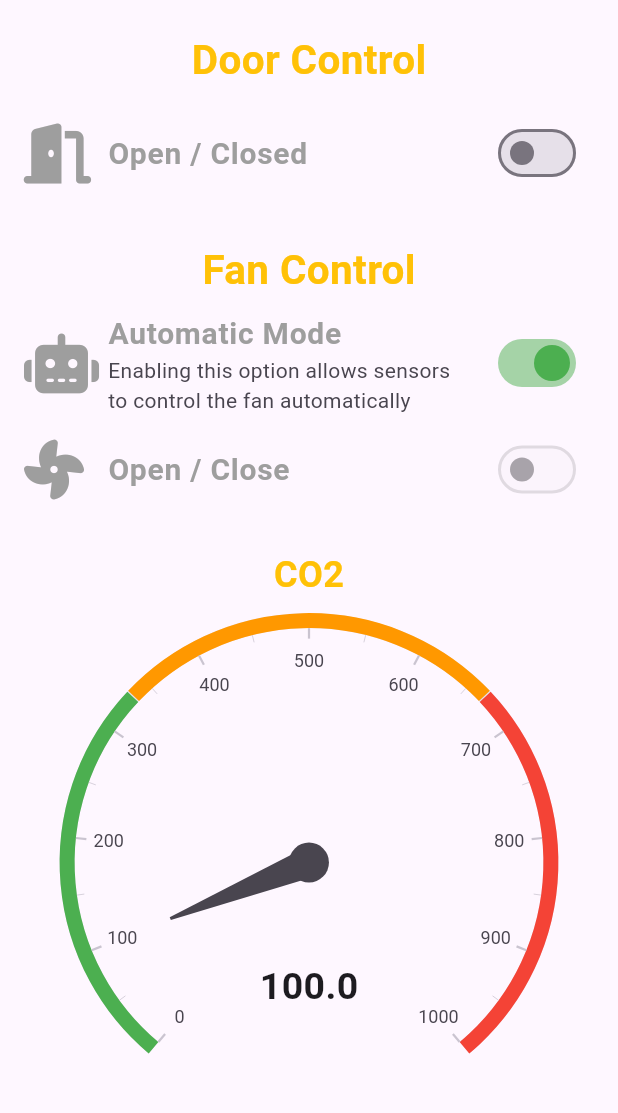
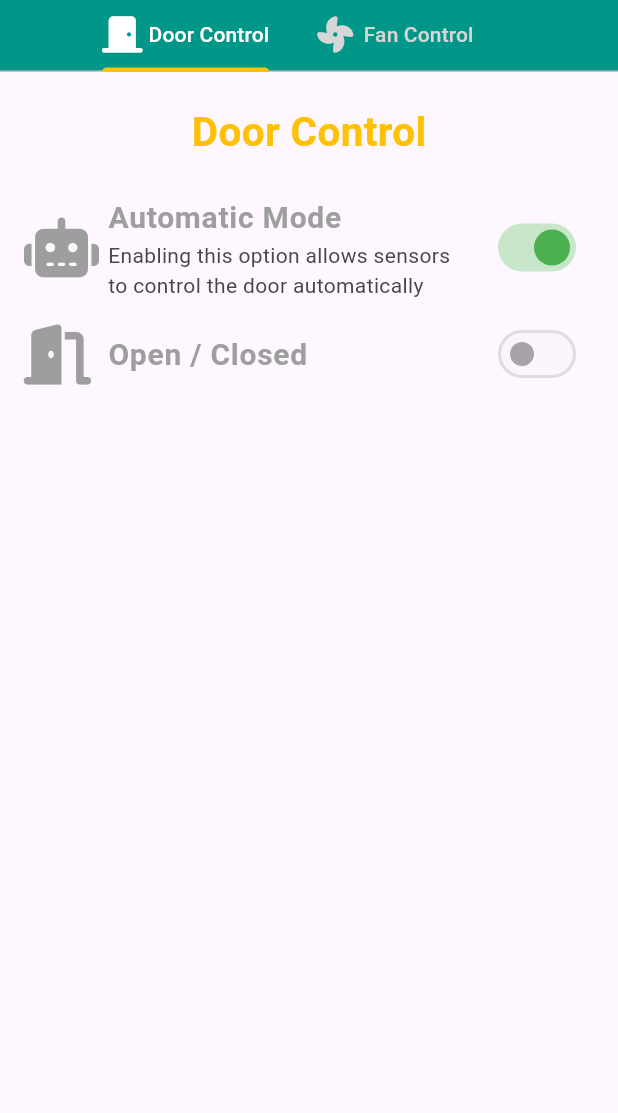
Before and after one commit to MohammadMao/parking_air_quality, a Flutter app: the screen it shows after launch, on a phone screen of 412 x 824 dp, the part 84-1197 px from its top. Run offline on Flutter 3.47's test engine with Material 3 defaults, Android fonts, the light colour scheme and no system bars; drawn by our look-alikes of syncfusion_flutter_gauges; our stand-ins replace font_awesome_flutter.

Commit message:
divide interfaces
made two separate interfaces for door and fan control

```diff
--- /dev/null
+++ b/lib/door_control.dart
@@ -0,0 +1,67 @@
+import 'package:flutter/material.dart';
+import 'package:font_awesome_flutter/font_awesome_flutter.dart'; // for Icons
+import 'functions.dart';
+
+class DoorControl extends StatefulWidget {
+  const DoorControl({super.key});
+
+  @override
+  State<DoorControl> createState() => _DoorControlState();
+}
+
+class _DoorControlState extends State<DoorControl> {
+  bool doorAutoOn = true;
+  bool doorOpened = false; // will change depending on server info
+
+  @override
+  Widget build(BuildContext context) {
+    return ListView(padding: const EdgeInsets.only(top: 20), children: [
+      Column(
+        children: [
+          const Text(
+            'Door Control',
+            style: TextStyle(
+              color: Colors.amber,
+              fontSize: 27,
+              fontWeight: FontWeight.bold,
+            ),
+          ),
+          const SizedBox(height: 15), //مساحة بين العناصر
+          SwitchT(
+            // DoorAutoMode Switch
+            boolval: doorAutoOn,
+            txt: 'Automatic Mode',
+            ico: Icon(
+              FontAwesomeIcons.robot,
+              size: 40,
+              color: Colors.grey[500],
+            ),
+            valueChanged: (val) {
+              setState(() {
+                doorAutoOn = val;
+              });
+            },
+            sub: const Text(
+                'Enabling this option allows sensors to control the door automatically'),
+          ),
+          SwitchT(
+              // Door Switch
+              valueChanged: doorAutoOn
+                  ? null
+                  : (val) {
+                      setState(() {
+                        doorOpened = val;
+                      });
+                    },
+              boolval: doorOpened,
+              txt: 'Open / Closed',
+              ico: Icon(
+                FontAwesomeIcons.doorOpen,
+                size: 40,
+                color: Colors.grey[500],
+              )), //استدعاء عداد للغاز
+        ],
+      )
+    ]);
+  }
+}
--- a/lib/functions.dart
+++ b/lib/functions.dart
@@ -57,6 +57,7 @@ class SwitchT extends StatelessWidget {
         onChanged: valueChanged,
         secondary: ico,
         activeColor: Colors.green,
+        activeTrackColor: Colors.green[100],
       ),
     );
   }
--- a/lib/main.dart
+++ b/lib/main.dart
@@ -1,5 +1,7 @@
 import 'package:flutter/material.dart';
 import 'package:font_awesome_flutter/font_awesome_flutter.dart'; // for Icons
+import 'package:parking_air_quality/door_control.dart';
+import 'package:parking_air_quality/fan_control.dart';
 import 'functions.dart';
 
 void main() {
@@ -26,8 +28,17 @@ class MyHomePage extends StatefulWidget {
   State<MyHomePage> createState() => _MyHomePageState();
 }
 
-class _MyHomePageState extends State<MyHomePage> {
-  bool autoOn = true;
+class _MyHomePageState extends State<MyHomePage>
+    with SingleTickerProviderStateMixin {
+  TabController? tabController;
+  @override
+  void initState() {
+    tabController = TabController(length: 2, vsync: this);
+    super.initState();
+  }
+
+  bool fanAutoOn = true;
+  bool doorAutoOn = true;
   bool doorOpened = false; // will change depending on server info
   bool fanOn = false; // will change depending on server info
   double co2 = 100; // will change depending on server info
@@ -37,6 +48,36 @@ class _MyHomePageState extends State<MyHomePage> {
   Widget build(BuildContext context) {
     return Scaffold(
         appBar: AppBar(
+            bottom: TabBar(
+                indicatorColor: Colors.amber,
+                isScrollable: true,
+                labelColor: Colors.white,
+                unselectedLabelColor: Colors.grey[350],
+                controller: tabController,
+                tabs: const [
+                  Tab(
+                    child: Row(
+                      children: [
+                        Icon(
+                          FontAwesomeIcons.doorClosed,
+                        ),
+                        SizedBox(width: 7),
+                        Text('Door Control')
+                      ],
+                    ),
+                  ),
+                  Tab(
+                    child: Row(
+                      children: [
+                        Icon(
+                          FontAwesomeIcons.fan,
+                        ),
+                        SizedBox(width: 7),
+                        Text('Fan Control')
+                      ],
+                    ),
+                  ),
+                ]),
             backgroundColor: Colors.teal,
             title: const Row(
               mainAxisAlignment: MainAxisAlignment.center,
@@ -56,98 +97,9 @@ class _MyHomePageState extends State<MyHomePage> {
                 ),
               ],
             )),
-      body: ListView(padding: const EdgeInsets.only(top: 20), children: [
-        Column(
-          children: [
-            const Text(
-              'Door Control',
-              style: TextStyle(
-                color: Colors.amber,
-                fontSize: 27,
-                fontWeight: FontWeight.bold,
-              ),
-            ),
-            const SizedBox(height: 15), //مساحة بين العناصر
-            SwitchT(
-                // Door Switch
-                valueChanged: (val) {
-                  setState(() {
-                    doorOpened = val;
-                  });
-                },
-                boolval: doorOpened,
-                txt: 'Open / Closed',
-                ico: Icon(
-                  FontAwesomeIcons.doorOpen,
-                  size: 40,
-                  color: Colors.grey[500],
-                )),
-            const SizedBox(height: 30), //مساحة بين العناصر
-            const Text(
-              'Fan Control',
-              style: TextStyle(
-                color: Colors.amber,
-                fontSize: 27,
-                fontWeight: FontWeight.bold,
-              ),
-            ),
-            SwitchT(
-              // AutoMode Switch
-              boolval: autoOn,
-              txt: 'Automatic Mode',
-              ico: Icon(
-                FontAwesomeIcons.robot,
-                size: 40,
-                color: Colors.grey[500],
-              ),
-              valueChanged: (val) {
-                setState(() {
-                  autoOn = val;
-                });
-              },
-              sub: const Text(
-                  'Enabling this option allows sensors to control the fan automatically'),
-            ),
-            SwitchT(
-              // Fan Switch
-              boolval: fanOn,
-              txt: 'Open / Close',
-              ico: Icon(
-                FontAwesomeIcons.fan,
-                size: 40,
-                color: Colors.grey[500],
-              ),
-              valueChanged: autoOn
-                  ? null
-                  : (val) {
-                      setState(() {
-                        fanOn = val;
-                      });
-                    },
-            ),
-            const SizedBox(height: 25), //مساحة بين العناصر
-            const Text(
-              'CO2',
-              style: TextStyle(
-                color: Colors.amber,
-                fontSize: 24,
-                fontWeight: FontWeight.bold,
-              ),
-            ),
-            SFG(gas: co2), //استدعاء عداد للغاز
-            const SizedBox(height: 25), //مساحة بين العناصر
-            const Text(
-              'TVOC',
-              style: TextStyle(
-                color: Colors.amber,
-                fontSize: 24,
-                fontWeight: FontWeight.bold,
-              ),
-            ),
-            SFG(gas: tvoc), //استدعاء عداد للغاز
-          ],
-        )
-      ]),
-    );
+        body: TabBarView(
+          controller: tabController,
+          children: const [DoorControl(), FanControl()],
+        ));
   }
 }
```
Also changed, not shown: lib/fan_control.dart (added, +89 -0 lines). Lines whose indentation alone changed are shown as unchanged.
